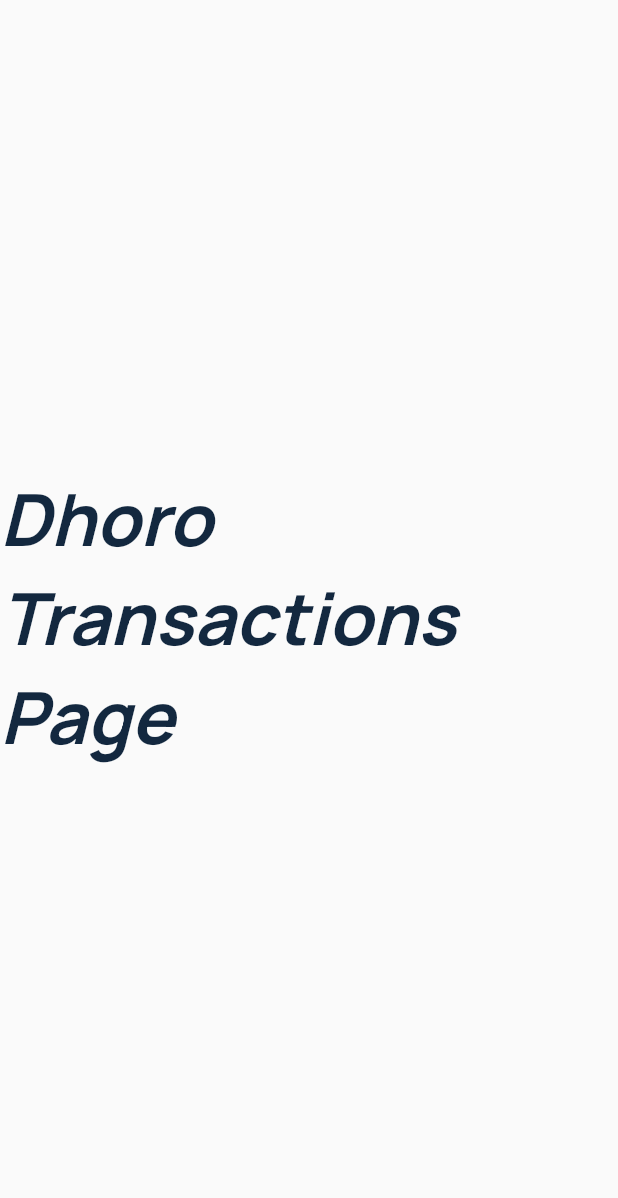
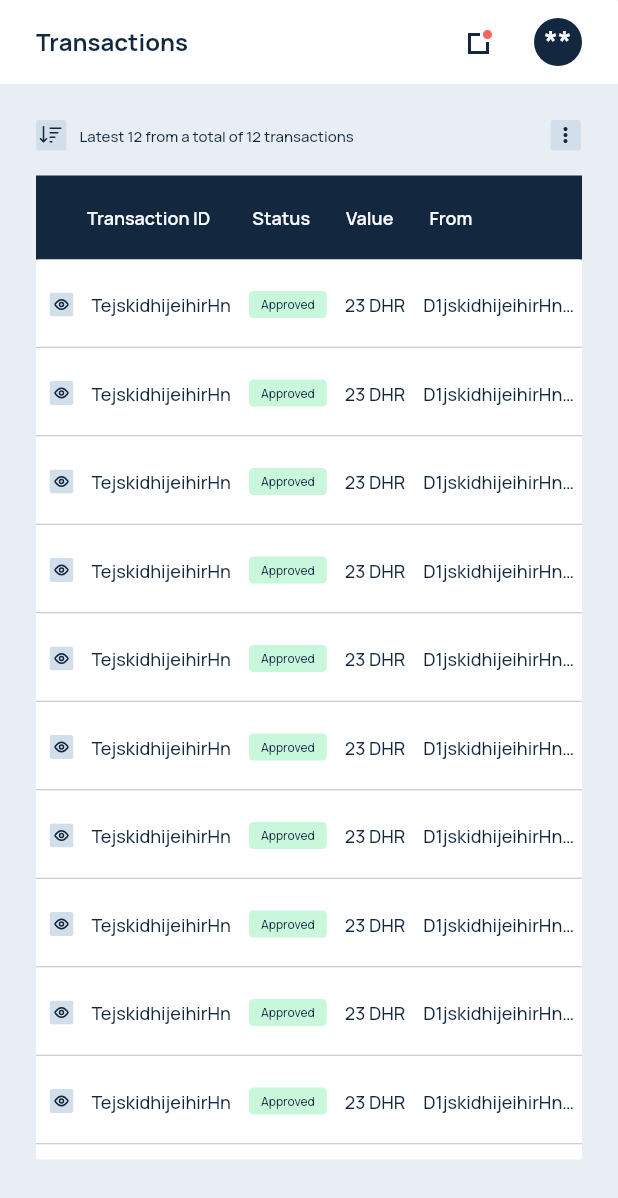
Before and after one commit to andymaking/tobeUsed, a Flutter app: the TransactionsPage screen opened by its route, on a phone screen of 412 x 824 dp. Shown: the top 1198 px of the screen. Run offline on Flutter 3.47's test engine with Material 2 defaults, Android fonts, the phone set to English and light mode, and no system bars; our stand-ins replace cached_network_image, dio, flutter_hooks, flutter_svg, get_it, google_fonts and 4 more; missing offline and left inert: flutter_statusbarcolor_ns; accounts and stored records are empty.

Commit message:
Implement Transactions screen

```diff
--- a/lib/ui/overview/overview.dart
+++ b/lib/ui/overview/overview.dart
@@ -1,4 +1,5 @@
 import 'package:dhoro_mobile/utils/app_fonts.dart';
+import 'package:dhoro_mobile/utils/change_statusbar_color.dart';
 import 'package:dhoro_mobile/utils/color.dart';
 import 'package:dhoro_mobile/utils/strings.dart';
 import 'package:dhoro_mobile/widgets/app_toolbar.dart';
@@ -19,7 +20,11 @@ class _OverviewPageState extends State<OverviewPage> {
 
   @override
   Widget build(BuildContext context) {
+    changeStatusAndNavBarColor(
+        Pallet.colorWhite, Pallet.colorWhite, false, false);
+
     return Scaffold(
+      backgroundColor: Pallet.colorBackground,
       body: SafeArea(
         child: Container(
           height: MediaQuery.of(context).size.height,
@@ -220,6 +225,12 @@ class _OverviewPageState extends State<OverviewPage> {
                 Padding(
                   padding:
                       const EdgeInsets.only(left: 24.0, right: 24, bottom: 24),
+                  child: Container(
+                    decoration: BoxDecoration(
+                        borderRadius: BorderRadius.all(Radius.circular(2)),
+                        color: const Color(0xfffffffff)),
+                    child: Padding(
+                      padding: const EdgeInsets.only(bottom: 10.0),
                       child: Column(
                         crossAxisAlignment: CrossAxisAlignment.start,
                         mainAxisAlignment: MainAxisAlignment.start,
@@ -247,6 +258,8 @@ class _OverviewPageState extends State<OverviewPage> {
                             ),
                           );
                         }),
+                      ),
+                    ),
                   ),
                 ),
               ],
--- a/lib/ui/transactions/transactions.dart
+++ b/lib/ui/transactions/transactions.dart
@@ -1,6 +1,11 @@
 
+import 'package:dhoro_mobile/ui/overview/overview.dart';
+import 'package:dhoro_mobile/utils/app_fonts.dart';
 import 'package:dhoro_mobile/utils/color.dart';
+import 'package:dhoro_mobile/utils/strings.dart';
+import 'package:dhoro_mobile/widgets/app_toolbar.dart';
 import 'package:flutter/material.dart';
+import 'package:flutter_svg/flutter_svg.dart';
 import 'package:google_fonts/google_fonts.dart';
 
 class TransactionsPage extends StatefulWidget {
@@ -14,22 +19,84 @@ class _TransactionsPageState extends State<TransactionsPage> {
   @override
   Widget build(BuildContext context) {
     return Scaffold(
+      backgroundColor: Pallet.colorBackground,
       body: SafeArea(
         child: Container(
-          child: Column(
-            mainAxisAlignment: MainAxisAlignment.center,
-            children: <Widget>[
-              Text(
-                'Dhoro Transactions Page',
-                style: GoogleFonts.manrope(
-                  color: Pallet.colorBlue,
-                  fontSize: 48,
-                  fontWeight: FontWeight.w700,
-                  fontStyle: FontStyle.italic,
+          height: MediaQuery.of(context).size.height,
+          child: ListView(children: [
+            Column(
+              mainAxisAlignment: MainAxisAlignment.start,
+              crossAxisAlignment: CrossAxisAlignment.start,
+              children: <Widget>[
+                OverViewToolBar(AppString.transactions, ""),
+                SizedBox(
+                  height: 24,
                 ),
-              ),
-            ],
-          ),
+                Padding(
+                  padding: const EdgeInsets.symmetric(horizontal: 24.0),
+                  child: Row(
+                    children: [
+                      SvgPicture.asset(AppImages.icFilter),
+                      SizedBox(
+                        width: 8,
+                      ),
+                      AppFontsStyle.getAppTextViewBold(
+                        "Latest 12 from a total of 12 transactions",
+                        weight: FontWeight.w500,
+                        size: AppFontsStyle.textFontSize10,
+                      ),
+                      Spacer(),
+                      SvgPicture.asset(AppImages.iconMenu),
+                    ],
+                  )
+                ),
+                SizedBox(
+                  height: 16,
+                ),
+                TransactionHeader(),
+                Padding(
+                  padding:
+                  const EdgeInsets.only(left: 24.0, right: 24, bottom: 24),
+                  child: Container(
+                    decoration: BoxDecoration(
+                        borderRadius: BorderRadius.all(Radius.circular(2)),
+                        color: const Color(0xfffffffff)),
+                    child: Padding(
+                      padding: const EdgeInsets.only(bottom: 10.0),
+                      child: Column(
+                        crossAxisAlignment: CrossAxisAlignment.start,
+                        mainAxisAlignment: MainAxisAlignment.start,
+                        children: List.generate(10, (index) {
+                          return GestureDetector(
+                            onTap: () {},
+                            child: Padding(
+                              padding: const EdgeInsets.only(top: 2.0),
+                              child: Container(
+                                child: Column(
+                                  crossAxisAlignment: CrossAxisAlignment.start,
+                                  mainAxisAlignment: MainAxisAlignment.start,
+                                  children: [
+                                    TransactionList(),
+                                    // SizedBox(
+                                    //   height: 8,
+                                    // ),
+                                    Divider(
+                                      height: 1,
+                                      color: Pallet.colorBlue.withOpacity(0.3),
+                                    )
+                                  ],
+                                ),
+                              ),
+                            ),
+                          );
+                        }),
+                      ),
+                    ),
+                  ),
+                ),
+              ],
+            ),
+          ]),
         ),
       ),
     );
--- a/lib/utils/strings.dart
+++ b/lib/utils/strings.dart
@@ -44,7 +44,7 @@ class AppImages{
   static const String icDhoroFinance = "assets/images/ic_dhoro_finance.svg";
   static const String icFacebook = "assets/images/ic_facebook_white.svg";
   static const String inInstagram = "assets/images/ic_instagram_white.svg";
-  static const String iconMenu = "assets/images/ic_menu.svg";
+  static const String iconDrawer = "assets/images/ic_drawer.svg";
   static const String iconClose = "assets/images/ic_close.svg";
   static const String iconGreenArrowUp = "assets/images/ic_arrow_green.svg";
   static const String icNotifications = "assets/images/ic_notifications.svg";
@@ -61,5 +61,7 @@ class AppImages{
   static const String icLock = "assets/images/ic_lock.svg";
   static const String icUnlock = "assets/images/ic_lock_open.svg";
   static const String icEye = "assets/images/ic_eye.svg";
+  static const String iconMenu = "assets/images/ic_menu.svg";
+  static const String icFilter = "assets/images/ic_filter.svg";
 
 }
```
Also changed, not shown: assets/images/ic_drawer.svg (added), assets/images/ic_filter.svg (added), assets/images/ic_menu.svg. Lines whose indentation alone changed are shown as unchanged.
